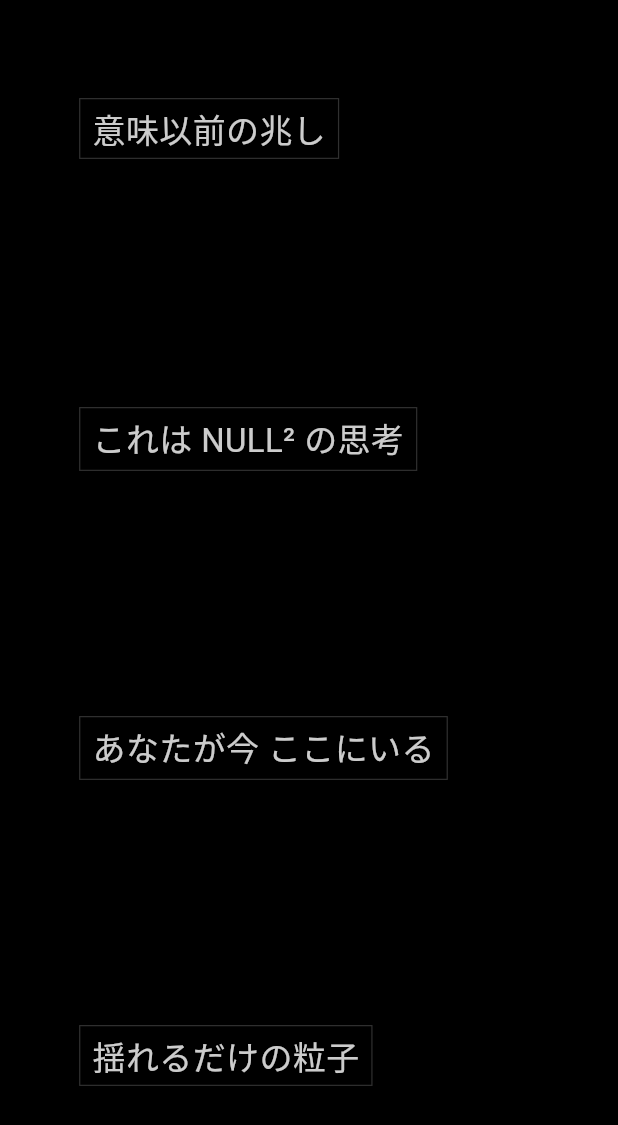
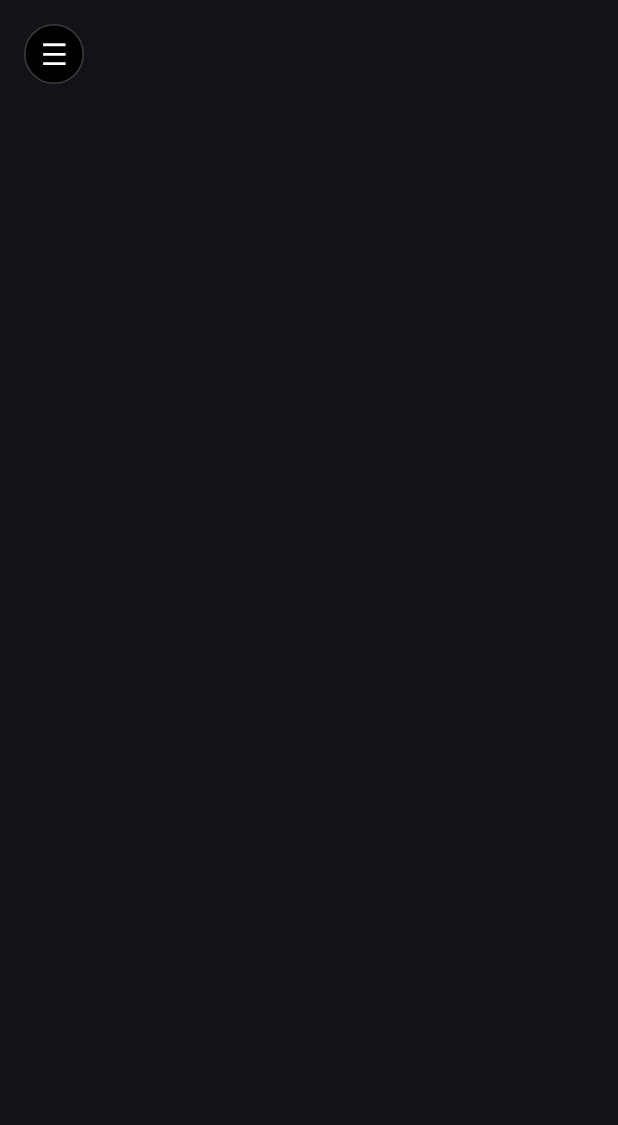
Before and after one commit to Kiyodesuga/Null2, a Flutter app: the screen it shows after launch, on a phone screen of 412 x 824 dp. Shown: the top 1125 px of the screen. Run offline on Flutter 3.47's test engine with Material 3 defaults, Android fonts, the phone set to English and light mode, and no system bars.

Commit message:
Add files via upload

```diff
--- a/lib/main.dart
+++ b/lib/main.dart
@@ -1,33 +1,35 @@
-import 'dart:math';
 import 'package:flutter/material.dart';
+import 'widgets/side_panel.dart';
+import 'screens/profile_screen.dart';
+import 'screens/settings_screen.dart';
 
 void main() => runApp(const Null2App());
 
 class Null2App extends StatelessWidget {
-  const Null2App({super.key});
+  const Null2App({Key? key}) : super(key: key);
   @override
   Widget build(BuildContext context) {
     return const MaterialApp(
       debugShowCheckedModeBanner: false,
-      home: Null2Home(),
+      home: Scaffold(body: SidePanel(child: RiverScene())),
+      theme: ThemeData.dark(),
     );
   }
 }
 
-class Null2Home extends StatefulWidget {
-  const Null2Home({super.key});
+class RiverScene extends StatefulWidget {
+  const RiverScene({Key? key}) : super(key: key);
   @override
-  State<Null2Home> createState() => _Null2HomeState();
+  State<RiverScene> createState() => _RiverSceneState();
 }
 
-class _Null2HomeState extends State<Null2Home> with SingleTickerProviderStateMixin {
+class _RiverSceneState extends State<RiverScene> with SingleTickerProviderStateMixin {
   final List<String> thoughts = [
     'これは NULL² の思考',
-    'あなたが今 ここにいる',
+    'あなたが今ここにいる',
     '揺れるだけの粒子',
-    '意味以前の兆し'
+    '意味以前の兆し',
   ];
-  final Random rnd = Random();
   late final AnimationController _ctrl;
 
   @override
@@ -45,19 +47,18 @@ class _Null2HomeState extends State<Null2Home> with SingleTickerProviderStateMix
 
   @override
   Widget build(BuildContext context) {
-    return Scaffold(
-      backgroundColor: Colors.black,
-      body: AnimatedBuilder(
+    return AnimatedBuilder(
       animation: _ctrl,
       builder: (context, _) {
+        final size = MediaQuery.of(context).size;
         return Stack(
           children: List.generate(thoughts.length, (i) {
-              double progress = (_ctrl.value + i * 0.25) % 1.0;
-              double top = MediaQuery.of(context).size.height * progress - 50;
-              double sway = sin((_ctrl.value + i) * 2 * pi) * 20;
+            final progress = (_ctrl.value + i * 0.25) % 1.0;
+            final top = size.height * progress - 50;
+            final sway = 40 + 20 * (i % 2 == 0 ? 1 : -1) * (_ctrl.value);
             return Positioned(
               top: top,
-                left: 40 + sway,
+              left: sway + 408, // offset for panel mask
               child: Opacity(
                 opacity: 0.8,
                 child: Container(
@@ -75,7 +76,6 @@ class _Null2HomeState extends State<Null2Home> with SingleTickerProviderStateMix
           }),
         );
       },
-      ),
     );
   }
 }
--- /dev/null
+++ b/lib/widgets/side_panel.dart
@@ -0,0 +1,123 @@
+import 'package:flutter/material.dart';
+import '../screens/profile_screen.dart';
+import '../screens/settings_screen.dart';
+
+class SidePanel extends StatefulWidget {
+  final Widget child;
+  const SidePanel({required this.child, Key? key}) : super(key: key);
+
+  @override
+  State<SidePanel> createState() => _SidePanelState();
+}
+
+class _SidePanelState extends State<SidePanel> with SingleTickerProviderStateMixin {
+  static const double collapsedWidth = 0;
+  static const double expandedWidth = 408;
+  late final AnimationController _ctrl = AnimationController(
+    vsync: this,
+    duration: const Duration(milliseconds: 450),
+  );
+
+  bool get isOpen => _ctrl.status == AnimationStatus.completed;
+
+  void open() => _ctrl.forward();
+  void close() => _ctrl.reverse();
+
+  @override
+  Widget build(BuildContext context) {
+    return Stack(
+      children: [
+        // Main content shifted
+        AnimatedBuilder(
+          animation: _ctrl,
+          builder: (_, __) {
+            final panelWidth = Tween<double>(
+              begin: collapsedWidth, end: expandedWidth,
+            ).animate(CurvedAnimation(parent: _ctrl, curve: Curves.easeOutCubic));
+            return Positioned(
+              left: panelWidth.value,
+              top: 0, bottom: 0, right: 0,
+              child: widget.child,
+            );
+          },
+        ),
+        // Sidebar
+        Positioned(
+          left: 0, top: 0, bottom: 0,
+          child: AnimatedBuilder(
+            animation: _ctrl,
+            builder: (_, __) {
+              final w = Tween<double>(begin: 0, end: expandedWidth)
+                  .animate(CurvedAnimation(parent: _ctrl, curve: Curves.easeOutCubic)).value;
+              return Container(
+                width: w, color: Colors.black,
+                child: Column(
+                  crossAxisAlignment: CrossAxisAlignment.start,
+                  children: [
+                    const SizedBox(height: 24),
+                    _menuButton(context, 'Profile', Icons.person, () {
+                      close();
+                      Navigator.push(context, MaterialPageRoute(builder: (_) => const ProfileScreen()));
+                    }),
+                    _menuButton(context, 'Thought Log', Icons.history, () {
+                      close();
+                      // TODO: push Thought Log screen
+                    }),
+                    _menuButton(context, 'Wave Graph', Icons.show_chart, () {
+                      close();
+                      // TODO: push Wave Graph screen
+                    }),
+                    _menuButton(context, 'Settings', Icons.settings, () {
+                      close();
+                      Navigator.push(context, MaterialPageRoute(builder: (_) => const SettingsScreen()));
+                    }),
+                  ],
+                ),
+              );
+            },
+          ),
+        ),
+        // Toggle button
+        Positioned(
+          left: 16, top: 16,
+          child: isOpen
+              ? const SizedBox.shrink()
+              : GestureDetector(
+                  onTap: open,
+                  child: Container(
+                    width: 40, height: 40,
+                    decoration: BoxDecoration(
+                      color: Colors.black, borderRadius: BorderRadius.circular(20),
+                      border: Border.all(color: Colors.white24),
+                    ),
+                    alignment: Alignment.center,
+                    child: const Text('☰', style: TextStyle(color: Colors.white, fontSize: 20)),
+                  ),
+                ),
+        ),
+        // Overlay to close
+        if (isOpen)
+          Positioned.fill(
+            child: GestureDetector(
+              onTap: close,
+              child: Container(color: Colors.transparent),
+            ),
+          ),
+      ],
+    );
+  }
+
+  Widget _menuButton(BuildContext ctx, String label, IconData icon, VoidCallback onTap) {
+    return InkWell(
+      onTap: onTap,
+      child: Padding(
+        padding: const EdgeInsets.symmetric(vertical: 12, horizontal: 16),
+        child: Row(children: [
+          Icon(icon, size: 18, color: Colors.white70),
+          const SizedBox(width: 8),
+          Text(label, style: const TextStyle(color: Colors.white70)),
+        ]),
+      ),
+    );
+  }
+}
--- a/pubspec.yaml
+++ b/pubspec.yaml
@@ -1,5 +1,5 @@
 name: null2
-description: NULL² philosophical SNS demo
+description: NULL² SNS platform demo with SidePanel and screens
 version: 1.0.0
 environment:
   sdk: ">=3.0.0 <4.0.0"
@@ -7,4 +7,4 @@ dependencies:
   flutter:
     sdk: flutter
 flutter:
-  uses-material-design: false
+  uses-material-design: true
```
Also changed, not shown: lib/screens/profile_screen.dart (added, +54 -0 lines), lib/screens/settings_screen.dart (added, +42 -0 lines), 1 other file. Lines whose indentation alone changed are shown as unchanged.
